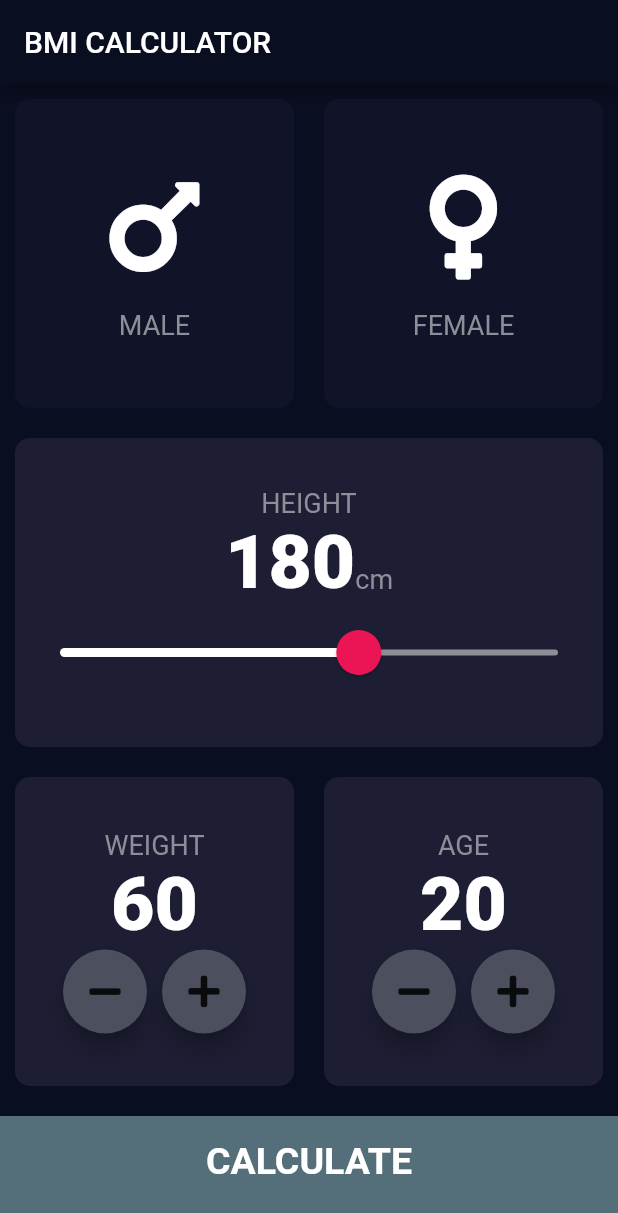
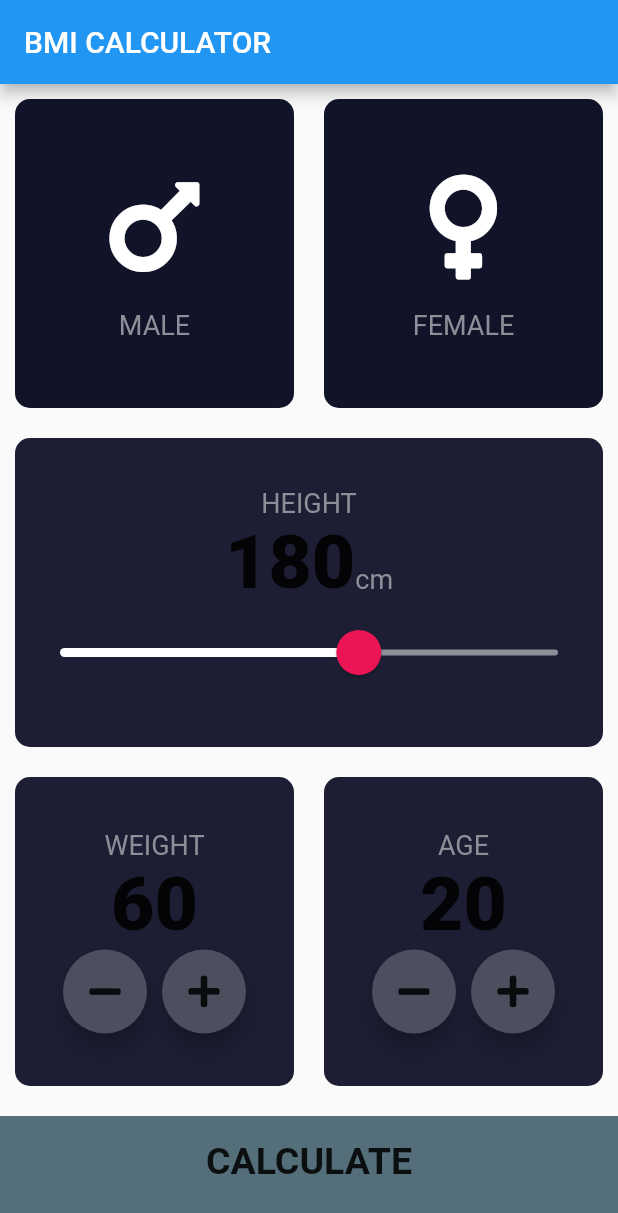
Before and after one commit to Mahi-Badaya/BMI-calculator, a Flutter app: the screen it shows after launch, on a phone screen of 412 x 824 dp. Shown: the top 1213 px of the screen. Run offline on Flutter 3.47's test engine with Material 2 defaults, Android fonts, the phone set to English and light mode, and no system bars; our stand-ins replace font_awesome_flutter.

```diff
--- a/lib/main.dart
+++ b/lib/main.dart
@@ -8,14 +8,14 @@ class BMICalculator extends StatelessWidget {
   Widget build(BuildContext context) {
     return MaterialApp(
       debugShowCheckedModeBanner: false,
-      theme: ThemeData(
-        primaryColor: Color(0xFF0A0E21),
-        scaffoldBackgroundColor: Color(0xFF0A0E21),
-        accentColor: Colors.indigo[900],
-        textTheme: TextTheme(
-          body1: TextStyle(color: Color(0xffffffff)),
-        ),
-      ),
+      // theme: ThemeData(
+      //   primaryColor: Color(0xFF0A0E21),
+      //   scaffoldBackgroundColor: Color(0xFF0A0E21),
+      //   accentColor: Colors.indigo[900],
+      //   textTheme: TextTheme(
+      //    //body1: TextStyle(color: Color(0xffffffff)),
+      //   ),
+      // ),
       home: InputPage(),
     );
   }
```
Also changed, not shown: analysis_options.yaml (added, +29 -0 lines), pubspec.lock, 9 other files.
